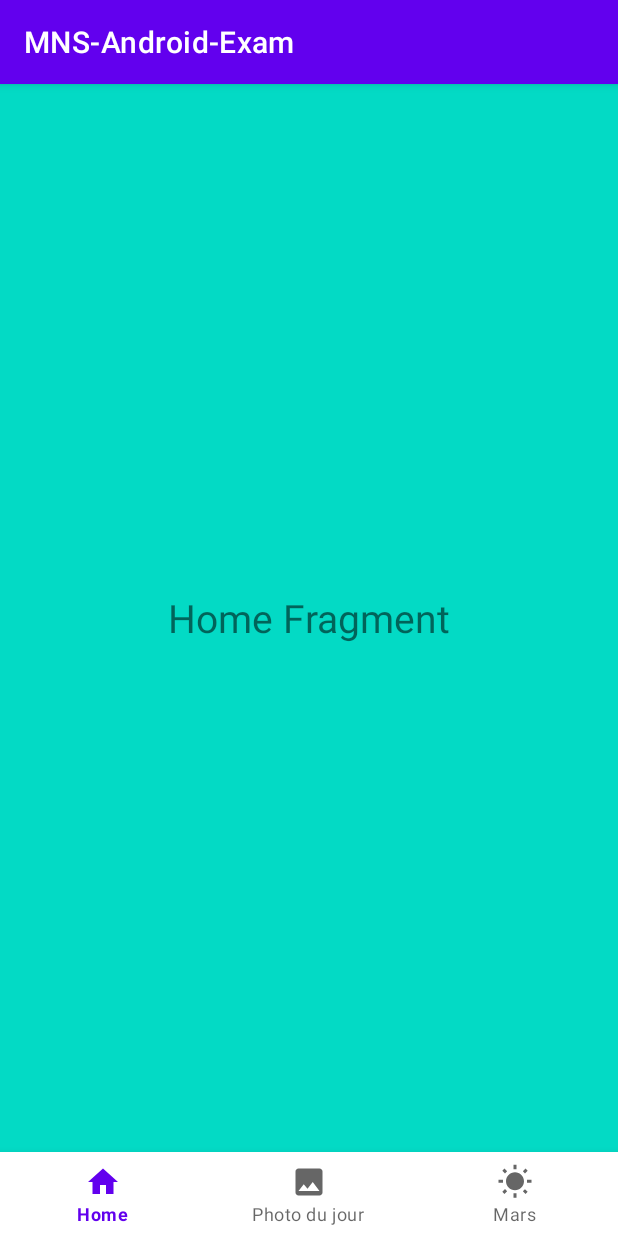
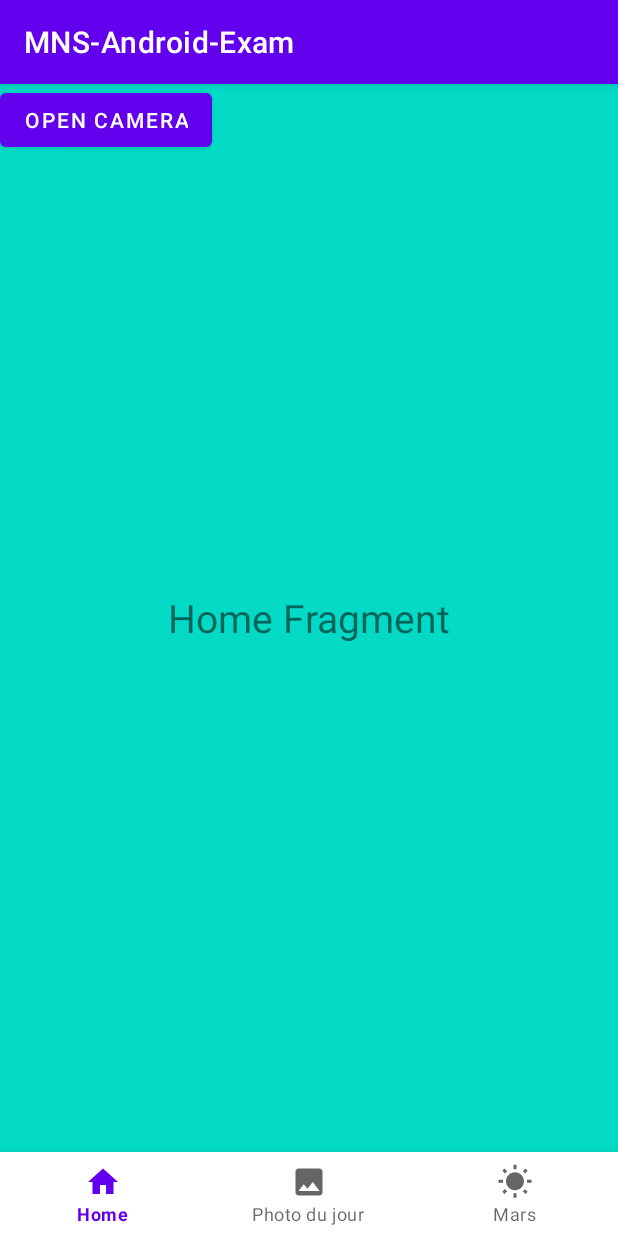
Before and after one commit to BastienBiblocque/MNS-Android-Exam, an Android app: the screen it shows after launch (MainActivity), on a phone screen of 412 x 824 dp. Run offline under Robolectric (Android 15) with nearby library versions, the phone set to English and light mode, and no system bars.

Commit message:
Ouverture de l'APN

```diff
--- a/app/src/main/AndroidManifest.xml
+++ b/app/src/main/AndroidManifest.xml
@@ -4,6 +4,7 @@
     package="com.example.mns_android_exam">
 
     <uses-permission android:name="android.permission.INTERNET"/>
+    <uses-permission android:name="android.permission.CAMERA" />
 
     <application
         android:allowBackup="true"
--- a/app/src/main/java/com/example/mns_android_exam/HomeFragment.java
+++ b/app/src/main/java/com/example/mns_android_exam/HomeFragment.java
@@ -1,12 +1,22 @@
 package com.example.mns_android_exam;
 
+import android.Manifest;
+import android.content.Intent;
+import android.content.pm.PackageManager;
 import android.os.Bundle;
 
+import androidx.annotation.NonNull;
+import androidx.core.app.ActivityCompat;
+import androidx.core.content.ContextCompat;
 import androidx.fragment.app.Fragment;
 
+import android.provider.MediaStore;
+import android.util.Log;
 import android.view.LayoutInflater;
 import android.view.View;
 import android.view.ViewGroup;
+import android.widget.Button;
+import android.widget.Toast;
 
 /**
  * A simple {@link Fragment} subclass.
@@ -46,6 +56,8 @@ public class HomeFragment extends Fragment {
         return fragment;
     }
 
+    Button btnOpen;
+
     @Override
     public void onCreate(Bundle savedInstanceState) {
         super.onCreate(savedInstanceState);
@@ -53,6 +65,37 @@ public class HomeFragment extends Fragment {
             mParam1 = getArguments().getString(ARG_PARAM1);
             mParam2 = getArguments().getString(ARG_PARAM2);
         }
+
+    }
+
+    @Override
+    public void onViewCreated(@NonNull View view, Bundle savedInstanceState) {
+        //MY CODE
+        btnOpen = getActivity().findViewById(R.id.button2);
+
+//        btnOpen.setOnClickListener(new View.OnClickListener() {
+//            @Override
+//            public void onClick(View view) {
+//                Log.e("click","click");
+//            }
+//        });
+
+                btnOpen.setOnClickListener(new View.OnClickListener() {
+            @Override
+            public void onClick(View view) {
+                try {
+                    if (ContextCompat.checkSelfPermission(getContext(), Manifest.permission.CAMERA) == PackageManager.PERMISSION_DENIED){
+                        ActivityCompat.requestPermissions(getActivity(), new String[] {Manifest.permission.CAMERA}, 100);
+                    } else {
+                        Intent intent = new Intent();
+                        intent.setAction(MediaStore.ACTION_IMAGE_CAPTURE);
+                        startActivity(intent);
+                    }
+                } catch (Exception e) {
+                    e.printStackTrace();
+                }
+            }
+        });
     }
 
     @Override
--- a/app/src/main/res/layout/fragment_home.xml
+++ b/app/src/main/res/layout/fragment_home.xml
@@ -14,4 +14,10 @@
         android:textSize="26dp"
         android:layout_gravity="center"/>
 
+    <Button
+        android:id="@+id/button2"
+        android:layout_width="wrap_content"
+        android:layout_height="wrap_content"
+        android:text="Open Camera" />
+
 </FrameLayout>
```
